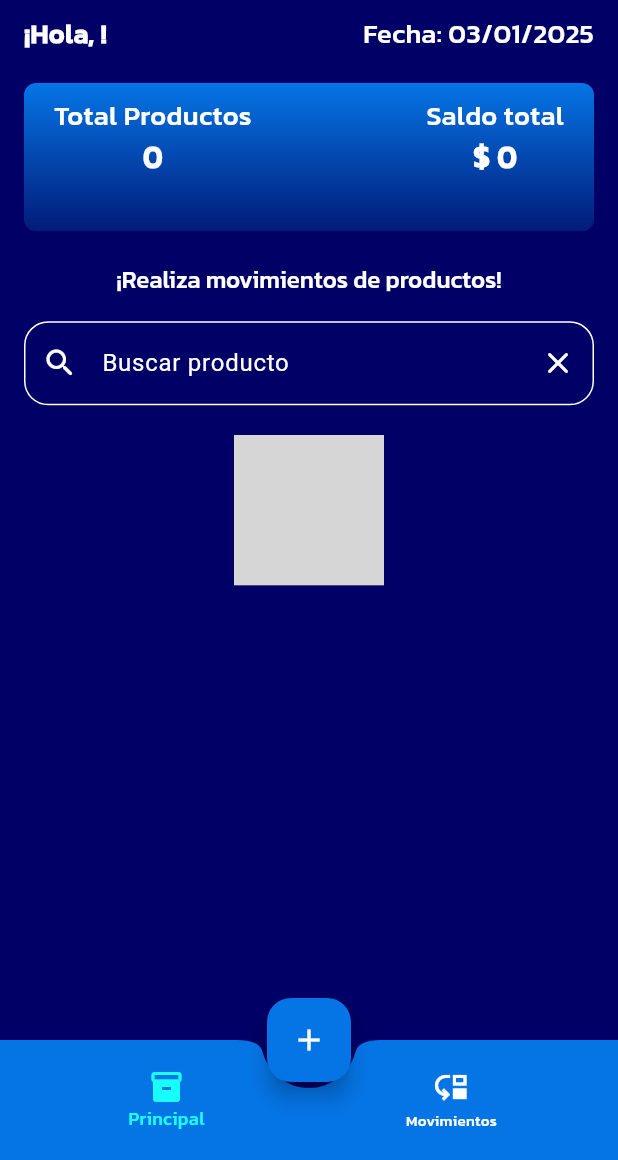
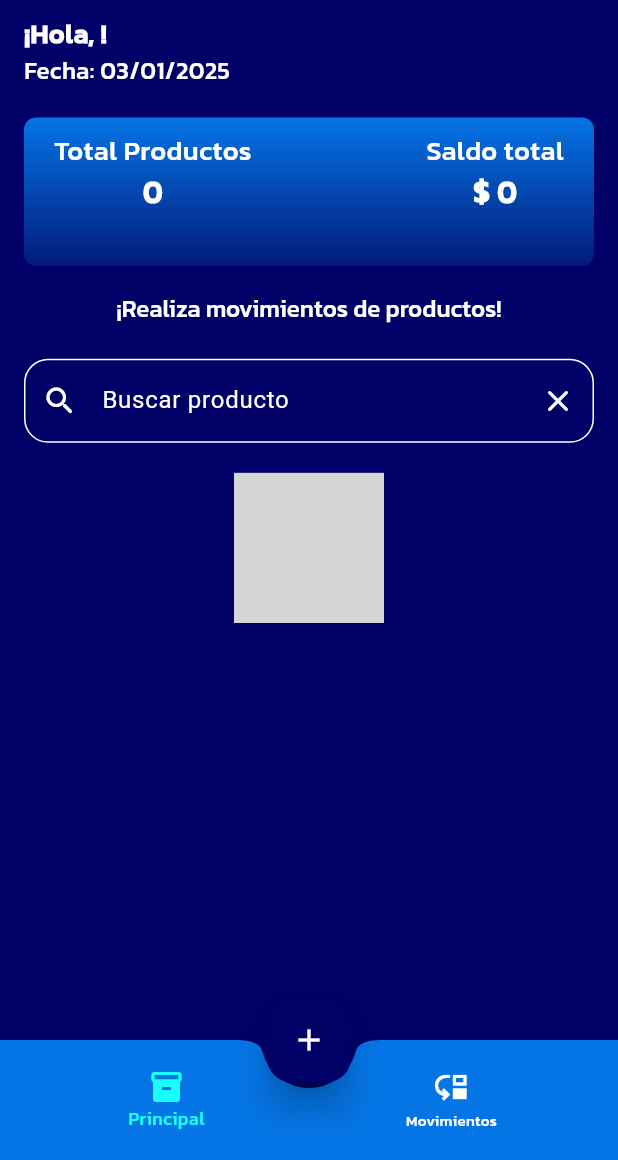
Before and after one commit to danper2213/app-p16, a Flutter app: the Home screen opened directly, on a phone screen of 412 x 824 dp, the part 76-1236 px from its top. Run offline on Flutter 3.47's test engine with Material 3 defaults, Android fonts, the phone set to English and light mode, and no system bars; our stand-ins replace cached_network_image, cloud_firestore, dio, file_picker, firebase_auth, firebase_core and 10 more; accounts and stored records are empty; project files that could hold a hidden picture were left out; grey boxes are pictures that could not be loaded.

Commit message:
New product card desing

```diff
--- a/lib/screens/home.dart
+++ b/lib/screens/home.dart
@@ -6,7 +6,6 @@ import 'package:app_p16/screens/product/products_list.dart';
 import 'package:app_p16/widgets/theme_custom.dart';
 import 'package:flutter/material.dart';
 
-import 'package:flutter_keyboard_visibility/flutter_keyboard_visibility.dart';
 import 'package:get/get.dart';
 
 class Home extends StatefulWidget {
@@ -57,17 +56,16 @@ class _HomeState extends State<Home> {
                 ],
               ),
             ),
+            floatingActionButton: FloatingActionButton(
+              onPressed: () {
+                Get.to(() => const AddProduct());
+              },
+              backgroundColor: ThemeCustom.primarySwatch,
+              elevation: 10,
+              child: const Icon(Icons.add),
+            ),
             floatingActionButtonLocation:
                 FloatingActionButtonLocation.centerDocked,
-            floatingActionButton:
-                KeyboardVisibilityBuilder(builder: (ctx, isVisible) {
-              return !isVisible
-                  ? FloatingActionButton(
-                      child: const Icon(Icons.add),
-                      onPressed: () => Get.to(() => const AddProduct()),
-                    )
-                  : Container();
-            }),
             bottomNavigationBar: BottomAppBar(
               shape: const CircularNotchedRectangle(),
               color: ColorCustom.marineBlue.withAlpha(255),
@@ -93,7 +91,8 @@ class _HomeState extends State<Home> {
   }
 }
 
-_bottonNavigationBarItem({IconData? icon, String? label}) {
+BottomNavigationBarItem _bottonNavigationBarItem(
+    {IconData? icon, String? label}) {
   return BottomNavigationBarItem(
     icon: Icon(icon),
     label: label,
--- a/lib/screens/product/products_list.dart
+++ b/lib/screens/product/products_list.dart
@@ -1,6 +1,7 @@
 import 'package:animated_text_kit/animated_text_kit.dart';
 import 'package:app_p16/controllers/product_controller.dart';
 import 'package:app_p16/screens/product/detail_product.dart';
+import 'package:app_p16/widgets/card_custom.dart';
 import 'package:app_p16/widgets/theme_custom.dart';
 import 'package:cached_network_image/cached_network_image.dart';
 
@@ -33,19 +34,28 @@ class _ProductListState extends State<ProductList> {
       Row(
         mainAxisAlignment: MainAxisAlignment.spaceBetween,
         children: [
+          Column(
+            crossAxisAlignment: CrossAxisAlignment.start,
+            children: [
               Text(
                  '¡Hola, ${productController.authController.userProfile!.displayName!.toString()}!',
                 style: TextStyleCustom.kanitFont(
-              fontWeight: FontWeight.bold,
+                  fontWeight: FontWeight.w900,
                   size: 18,
                 ),
               ),
               Text(
                 'Fecha: ${productController.getDateFormat()}',
                 style: TextStyleCustom.kanitFont(
-              size: 18,
+                  fontWeight: FontWeight.w400,
+                  size: 16,
                 ),
               )
+            ],
+          ),
+
+
+
         ],
       ),
       const SizedBox(
@@ -89,10 +99,10 @@ class _ProductListState extends State<ProductList> {
         ),
       ),
       const SizedBox(
-        height: 20,
+        height: 16,
       ),
       SizedBox(
-        height: 20,
+        height: 30,
         child: DefaultTextStyle(
           style: TextStyleCustom.kanitFont(
             size: 16,
@@ -108,7 +118,7 @@ class _ProductListState extends State<ProductList> {
         ),
       ),
       const SizedBox(
-        height: 20,
+        height: 16,
       ),
       KeyboardVisibilityBuilder(builder: (context, isVisible) {
         iskeyboardVisible = isVisible;
@@ -182,7 +192,8 @@ class ListProduct extends StatelessWidget {
                       type: MaterialType.transparency,
                       child: Hero(
                         tag: productController.foundProducts[index],
-                        child: Card(
+                        child: ProductCustom(product: productController.foundProducts[index]),
+                        /* Card(
                           color: const Color.fromRGBO(3, 4, 94, 0 - 5),
                           child: Container(
                             height: 80,
@@ -235,7 +246,7 @@ class ListProduct extends StatelessWidget {
                               ),
                             ),
                           ),
-                        ),
+                        ),*/
                       ),
                     ),
                   ),
--- a/lib/widgets/utils.dart
+++ b/lib/widgets/utils.dart
@@ -12,6 +12,7 @@ class Utils {
   }
 
   static Future<CroppedFile?> cropSelectedImage(String filePath) async {
+
     return await ImageCropper().cropImage(sourcePath: filePath,
         //aspectRatio: const CropAspectRatio(ratioX: 1.5, ratioY: 1.0),
         aspectRatioPresets: [
```
Also changed, not shown: lib/widgets/card_custom.dart (added, +101 -0 lines), pubspec.lock, 12 other files. Lines whose indentation alone changed are shown as unchanged.
